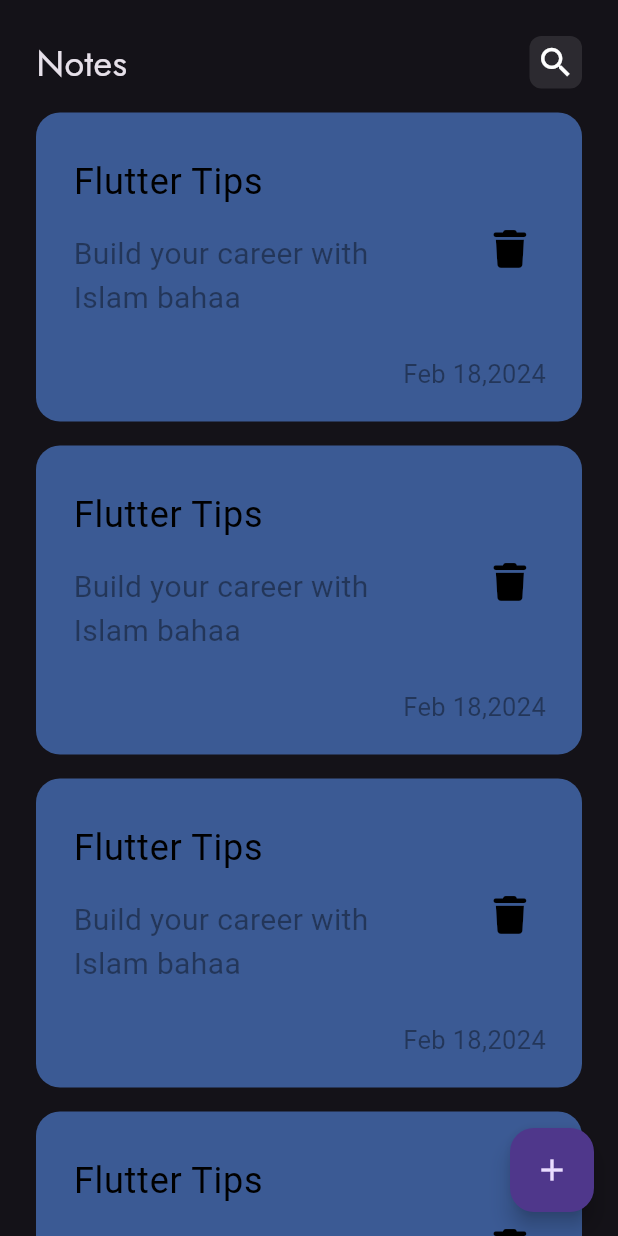
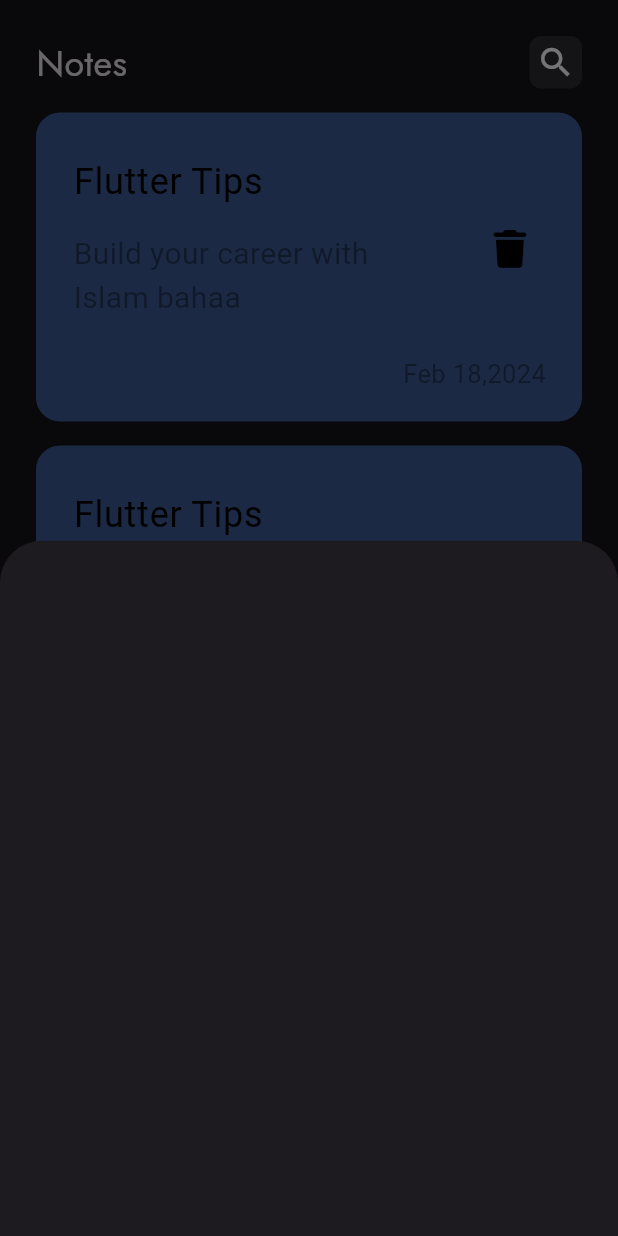
Before and after one commit to islambahaaa/notes_app, a Flutter app: the screen it shows after launch, after a tap on the "add" icon, on a phone screen of 412 x 824 dp. Run offline on Flutter 3.47's test engine with Material 3 defaults, Android fonts, the phone set to English and light mode, and no system bars; our stand-ins replace font_awesome_flutter.

Commit message:
add modal bottom sheet

```diff
--- a/lib/views/notes_view.dart
+++ b/lib/views/notes_view.dart
@@ -1,4 +1,5 @@
 import 'package:flutter/material.dart';
+import 'package:notes_app/widgets/add_note_modal_bottom_sheet.dart';
 import 'package:notes_app/widgets/notes_view_body.dart';
 
 class NotesView extends StatelessWidget {
@@ -9,7 +10,13 @@ class NotesView extends StatelessWidget {
     return Scaffold(
       floatingActionButton: FloatingActionButton(
         child: const Icon(Icons.add),
-        onPressed: () {},
+        onPressed: () {
+          showModalBottomSheet(
+              context: context,
+              builder: (context) {
+                return const AddNoteBottomSheet();
+              });
+        },
       ),
       body: const NotesViewBody(),
     );
--- /dev/null
+++ b/lib/widgets/add_note_modal_bottom_sheet.dart
@@ -0,0 +1,10 @@
+import 'package:flutter/material.dart';
+
+class AddNoteBottomSheet extends StatelessWidget {
+  const AddNoteBottomSheet({super.key});
+
+  @override
+  Widget build(BuildContext context) {
+    return Container();
+  }
+}
```
